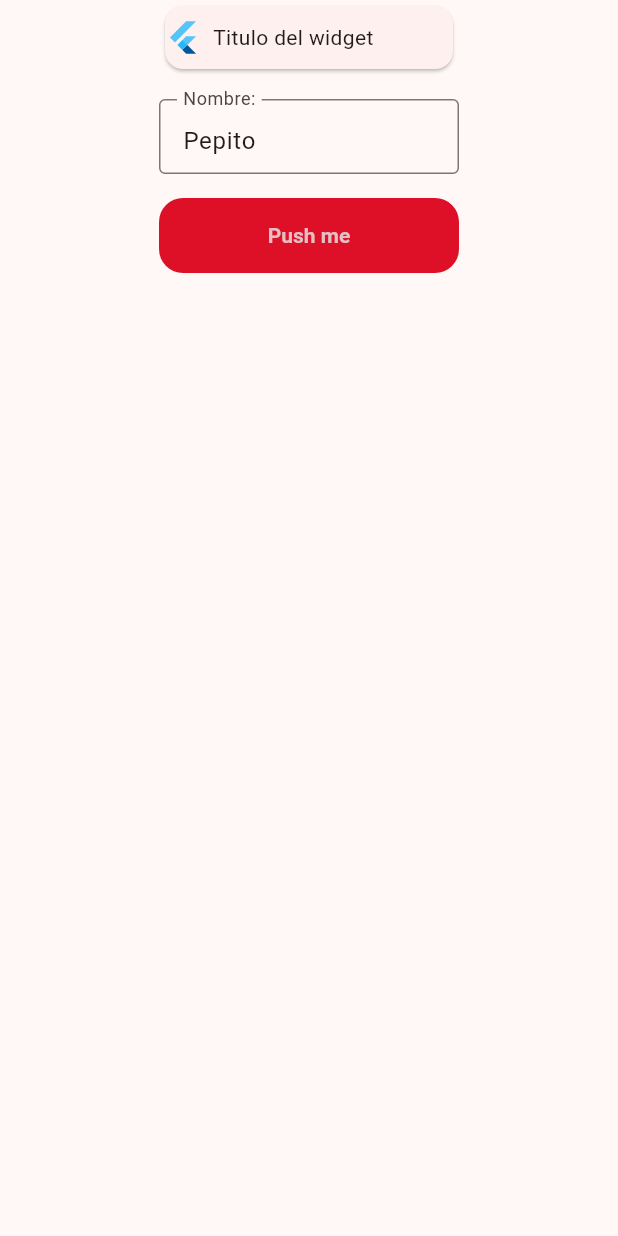
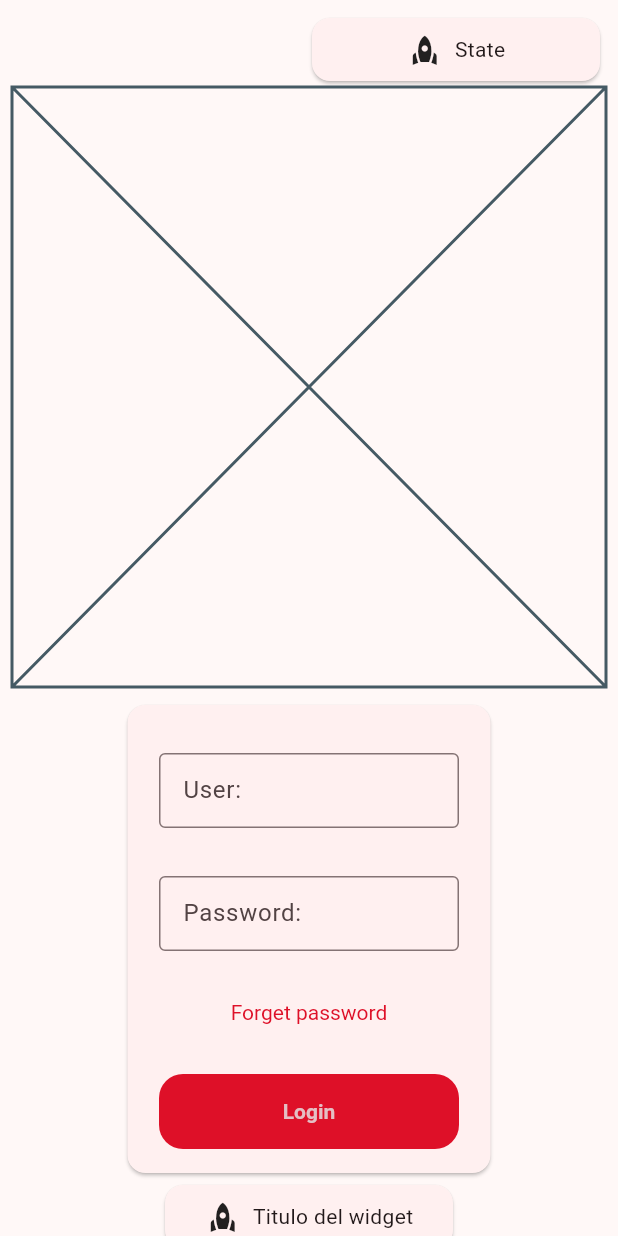
Before and after one commit to Javierenrique00/retoflutter_fase4, a Flutter app: the screen it shows after launch, on a phone screen of 412 x 824 dp. Run offline on Flutter 3.47's test engine with Material 3 defaults, Android fonts, the phone set to English and light mode, and no system bars.

Commit message:
Creation of Basic Template

```diff
--- a/atomicdesign/example/lib/main.dart
+++ b/atomicdesign/example/lib/main.dart
@@ -1,8 +1,11 @@
 import 'package:atomicdesign/ui/atom/edit_field_atom/edit_field_atom.dart';
 import 'package:atomicdesign/ui/atom/edit_field_atom/edit_field_input_type.dart';
 import 'package:atomicdesign/ui/atom/text_button_atom.dart';
+import 'package:atomicdesign/ui/atom/text_button_wo_background_atom.dart';
 import 'package:atomicdesign/ui/foundation/theme_foundation.dart';
 import 'package:atomicdesign/ui/molecule/card_tile_molecule.dart';
+import 'package:atomicdesign/ui/organism/login_organism.dart';
+import 'package:atomicdesign/ui/template/basic_template.dart';
 import 'package:flutter/material.dart';
 
 void main() {
@@ -22,13 +25,26 @@ class MainApp extends StatelessWidget {
         body: Center(
           child: Column(
             children: [
-              const CardTileMolecule(title: 'Titulo del widget',),
+              const BasicTemplate(
+                mainContent: Placeholder(),
+                stateContent: CardTileMolecule(
+                  title: 'State',
+                ),
+              ),
+              const LoginOrganism(),
+              const CardTileMolecule(
+                title: 'Titulo del widget',
+              ),
               EditFieldAtom(
                   name: 'Nombre:',
                   strValue: 'Pepito',
                   type: EditFieldInputType.stringShortType,
                   onChanged: (value) {}),
               TextButtonAtom(
+                textButton: 'Push me',
+                onPressedButton: () {},
+              ),
+              TextButtonWoBackgroundAtom(
                 textButton: 'Push me',
                 onPressedButton: () {},
               )
--- a/atomicdesign/lib/atomicdesign.dart
+++ b/atomicdesign/lib/atomicdesign.dart
@@ -1,7 +1 @@
 library atomicdesign;
-
-/// A Calculator.
-class Calculator {
-  /// Returns [value] plus 1.
-  int addOne(int value) => value + 1;
-}
--- a/atomicdesign/lib/ui/atom/edit_field_atom/edit_field_atom.dart
+++ b/atomicdesign/lib/ui/atom/edit_field_atom/edit_field_atom.dart
@@ -31,7 +31,7 @@ class _EditFieldAtomState extends State<EditFieldAtom> {
           initialValue: widget.strValue,
           validator:(value) => validate(value,widget.type),
           onChanged: (String value)=> widget.onChanged(value),
-          obscureText: false,
+          obscureText: getObscureForPwd(widget.type),
           keyboardType: getKeyboard(widget.type),
           inputFormatters: getInputFormater(widget.type),
           decoration: InputDecoration(
@@ -43,13 +43,21 @@ class _EditFieldAtomState extends State<EditFieldAtom> {
     );
   }
 
+  bool getObscureForPwd(EditFieldInputType type){
+    if(type == EditFieldInputType.pwdType){
+      return true;
+    } else {
+      return false;
+    }
+  }
+
   TextInputType getKeyboard(EditFieldInputType type) => switch(type){
-    EditFieldInputType.stringShortType || EditFieldInputType.stringLongType  => TextInputType.text,
+    EditFieldInputType.stringShortType || EditFieldInputType.stringLongType || EditFieldInputType.pwdType => TextInputType.text,
     EditFieldInputType.doubleType || EditFieldInputType.intType  => TextInputType.number,
   };
 
   List<TextInputFormatter> getInputFormater(EditFieldInputType type) => switch(type){
-    EditFieldInputType.stringShortType || EditFieldInputType.stringLongType  => [FilteringTextInputFormatter.singleLineFormatter ],
+    EditFieldInputType.stringShortType || EditFieldInputType.stringLongType || EditFieldInputType.pwdType => [FilteringTextInputFormatter.singleLineFormatter ],
     EditFieldInputType.doubleType => [FilteringTextInputFormatter.allow((RegExp("[.0-9]"))) ],
     EditFieldInputType.intType => [FilteringTextInputFormatter.allow((RegExp("[0-9]"))) ],
   };
@@ -59,6 +67,7 @@ class _EditFieldAtomState extends State<EditFieldAtom> {
     EditFieldInputType.stringLongType => checkStringLong(value,type),
     EditFieldInputType.doubleType => checkDouble(value, type),
     EditFieldInputType.intType => checkInt(value, type),
+    EditFieldInputType.pwdType => checkStringShort(value,type),
   };
 
   String? checkStringShort(String? value,EditFieldInputType type){
--- a/atomicdesign/lib/ui/atom/edit_field_atom/edit_field_input_type.dart
+++ b/atomicdesign/lib/ui/atom/edit_field_atom/edit_field_input_type.dart
@@ -1 +1 @@
-enum EditFieldInputType {stringShortType,stringLongType , doubleType, intType }
+enum EditFieldInputType {stringShortType,stringLongType , doubleType, intType, pwdType }
--- /dev/null
+++ b/atomicdesign/lib/ui/atom/text_button_wo_background_atom.dart
@@ -0,0 +1,19 @@
+import 'package:atomicdesign/ui/foundation/theme_foundation.dart';
+import 'package:flutter/material.dart';
+
+class TextButtonWoBackgroundAtom extends StatelessWidget {
+  final Function() onPressedButton;
+  final String textButton;
+  const TextButtonWoBackgroundAtom(
+      {required this.textButton, required this.onPressedButton, super.key});
+
+  @override
+  Widget build(BuildContext context) {
+    return TextButtonTheme(data: textButtonWithoutBackgroundTheme, child: TextButton(
+      onPressed: onPressedButton,
+      child: Text(
+        textButton,
+      ),
+    ), );
+  }
+}
--- a/atomicdesign/lib/ui/foundation/colors_foundation.dart
+++ b/atomicdesign/lib/ui/foundation/colors_foundation.dart
@@ -7,9 +7,6 @@ abstract class ColorsFoundation {
   static const basicLightThemeSchemaSeed = ColorsToken.red2;
   static const basicLightButtonText = ColorsToken.red1;
   static const basicLightButtonBackground = ColorsToken.red4;
-
-
-  static const blueThemeSchemaSeed = ColorsToken.blue3;
-
+  static const basicWoButtonText = ColorsToken.red4;
 
 }
--- a/atomicdesign/lib/ui/foundation/size_foundation.dart
+++ b/atomicdesign/lib/ui/foundation/size_foundation.dart
@@ -14,5 +14,9 @@ abstract class SizeFoundation {
   static const basicCardTileHeight = SizesToken.s25x2;
   static const basicCardTileSpacer = SizesToken.s8x1;
 
+  static const basicLoginWidth = SizesToken.s25x6;
+  static const basicLoginHeightSpacer = SizesToken.s8x2;
+
+  static const basictemplateInsetBorder = SizesToken.s8x1;
 
 }
--- a/atomicdesign/lib/ui/foundation/theme_foundation.dart
+++ b/atomicdesign/lib/ui/foundation/theme_foundation.dart
@@ -6,28 +6,17 @@ import 'package:flutter/material.dart';
 final basicLightThemeFoundation = ThemeData(
   brightness: Brightness.light,
   colorSchemeSeed: ColorsFoundation.basicLightThemeSchemaSeed,
-  textButtonTheme: TextButtonThemeData(
-    style: ButtonStyle(
-      backgroundColor: MaterialStateProperty.all(
-          ColorsFoundation.basicLightButtonBackground),
-      textStyle: MaterialStateProperty.all(
-          const TextStyle(fontWeight: FontWeight.bold)),
-      shape: MaterialStateProperty.all(RoundedRectangleBorder(
-          borderRadius: BorderRadius.circular(RadiousFoundation.basicButton))),
-      minimumSize: MaterialStateProperty.all(const Size(
-          SizeFoundation.basicTextButtonWidth,
-          SizeFoundation.basicTextButtonHeight)),
-      foregroundColor:
-          MaterialStateProperty.all(ColorsFoundation.basicLightButtonText),
-    ),
-  ),
+  textButtonTheme: textButtonWithBackgroundTheme,
 );
 
 final basicDarkThemeFoundation = ThemeData(
   brightness: Brightness.dark,
   colorSchemeSeed: ColorsFoundation.basicLightThemeSchemaSeed,
-  textButtonTheme: TextButtonThemeData(
-      style: ButtonStyle(
+  textButtonTheme: textButtonWithBackgroundTheme,
+);
+
+final textButtonWithBackgroundTheme = TextButtonThemeData(
+  style: ButtonStyle(
     backgroundColor:
         MaterialStateProperty.all(ColorsFoundation.basicLightButtonBackground),
     textStyle:
@@ -39,5 +28,21 @@ final basicDarkThemeFoundation = ThemeData(
         SizeFoundation.basicTextButtonHeight)),
     foregroundColor:
         MaterialStateProperty.all(ColorsFoundation.basicLightButtonText),
-  )),
+  ),
 );
+
+final textButtonWithoutBackgroundTheme = TextButtonThemeData(
+  style: ButtonStyle(
+    //backgroundColor: MaterialStateProperty.all(ColorsToken.black01),
+    textStyle: MaterialStateProperty.all(
+      const TextStyle(fontWeight: FontWeight.normal),
+    ),
+    shape: MaterialStateProperty.all(RoundedRectangleBorder(
+        borderRadius: BorderRadius.circular(RadiousFoundation.basicButton))),
+    minimumSize: MaterialStateProperty.all(const Size(
+        SizeFoundation.basicTextButtonWidth,
+        SizeFoundation.basicTextButtonHeight)),
+    foregroundColor:
+        MaterialStateProperty.all(ColorsFoundation.basicWoButtonText),
+  ),
+);
--- a/atomicdesign/lib/ui/molecule/card_tile_molecule.dart
+++ b/atomicdesign/lib/ui/molecule/card_tile_molecule.dart
@@ -12,8 +12,11 @@ class CardTileMolecule extends StatelessWidget {
       height: SizeFoundation.basicCardTileHeight,
       child: Card(
         child: Row(
+          mainAxisAlignment: MainAxisAlignment.center,
           children: [
-            const FlutterLogo(),
+            const Icon(
+              Icons.rocket,
+            ),
             const SizedBox(
               width: SizeFoundation.basicCardTileSpacer,
             ),
--- /dev/null
+++ b/atomicdesign/lib/ui/organism/login_organism.dart
@@ -0,0 +1,49 @@
+import 'package:atomicdesign/ui/atom/edit_field_atom/edit_field_atom.dart';
+import 'package:atomicdesign/ui/atom/edit_field_atom/edit_field_input_type.dart';
+import 'package:atomicdesign/ui/atom/text_button_atom.dart';
+import 'package:atomicdesign/ui/atom/text_button_wo_background_atom.dart';
+import 'package:atomicdesign/ui/foundation/size_foundation.dart';
+import 'package:flutter/material.dart';
+
+class LoginOrganism extends StatefulWidget {
+  const LoginOrganism({super.key});
+
+  @override
+  State<LoginOrganism> createState() => _LoginOrganismState();
+}
+
+class _LoginOrganismState extends State<LoginOrganism> {
+  @override
+  Widget build(BuildContext context) {
+    return Container(
+      width: SizeFoundation.basicLoginWidth,
+      child: Card(
+        child: Column(
+          children: [
+            const SizedBox(
+              height: SizeFoundation.basicLoginHeightSpacer,
+            ),
+            EditFieldAtom(
+                name: 'User:',
+                strValue: '',
+                type: EditFieldInputType.stringShortType,
+                onChanged: (value) {}),
+            EditFieldAtom(
+                name: 'Password:',
+                strValue: '',
+                type: EditFieldInputType.pwdType,
+                onChanged: (value) {}),
+            TextButtonWoBackgroundAtom(textButton: 'Forget password', onPressedButton: () {}),
+            const SizedBox(
+              height: SizeFoundation.basicLoginHeightSpacer,
+            ),
+            TextButtonAtom(textButton: 'Login', onPressedButton: () {}),
+            const SizedBox(
+              height: SizeFoundation.basicLoginHeightSpacer,
+            ),
+          ],
+        ),
+      ),
+    );
+  }
+}
--- /dev/null
+++ b/atomicdesign/lib/ui/template/basic_template.dart
@@ -0,0 +1,20 @@
+import 'package:atomicdesign/ui/foundation/size_foundation.dart';
+import 'package:flutter/material.dart';
+
+class BasicTemplate extends StatelessWidget {
+  final Widget mainContent;
+  final Widget stateContent;
+  const BasicTemplate(
+      {required this.mainContent, required this.stateContent, super.key});
+
+  @override
+  Widget build(BuildContext context) {
+    return Container(
+      padding: const EdgeInsets.all(SizeFoundation.basictemplateInsetBorder),
+      child: Column(children: [
+        Container(alignment: Alignment.topRight, child: stateContent,),
+        Container(alignment: Alignment.topCenter, child: mainContent,),
+      ],),
+    );
+  }
+}
--- a/atomicdesign/lib/ui/token/sizes_token.dart
+++ b/atomicdesign/lib/ui/token/sizes_token.dart
@@ -9,5 +9,8 @@ abstract class SizesToken {
   static const s25x2 = 50.0;
   static const s25x3 = 150.0;
   static const s25x4 = 200.0;
+  static const s25x5 = 225.0;
+  static const s25x6 = 250.0;
+
 
 }
```
Also changed, not shown: 1 other file.
